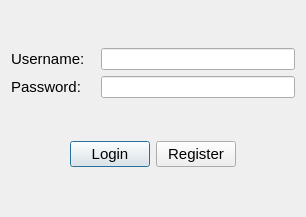
This is Store/customerlogin.ui in SamanOmidi/GroceryStore as Qt 5 draws it before an edit. The edited form follows.
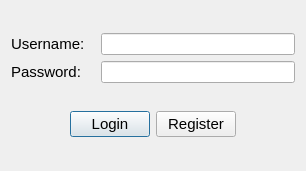
This is the edited form.

```diff
--- a/Store/customerlogin.ui
+++ b/Store/customerlogin.ui
@@ -7,7 +7,7 @@
     <x>0</x>
     <y>0</y>
     <width>306</width>
-    <height>217</height>
+    <height>171</height>
    </rect>
   </property>
   <property name="windowTitle">
@@ -66,7 +66,11 @@
         <widget class="QLineEdit" name="usernameline"/>
        </item>
        <item>
-        <widget class="QLineEdit" name="passwordline"/>
+        <widget class="QLineEdit" name="passwordline">
+         <property name="echoMode">
+          <enum>QLineEdit::Password</enum>
+         </property>
+        </widget>
        </item>
       </layout>
      </item>
```
